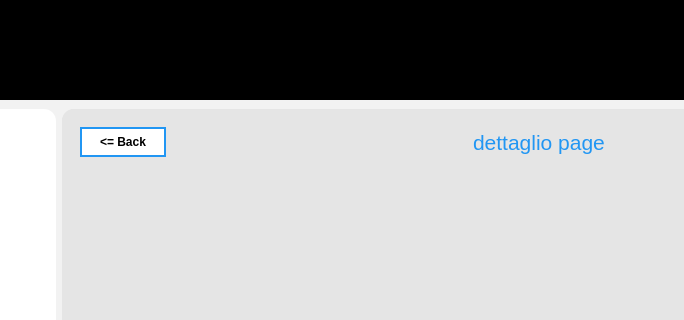
Before: the Qt Designer form ui/main_window.ui in Marcovale22/Gestione_pulizie, drawn with Qt 5; both pictures show x 368 to 1052 and y 0 to 320 of the 1500 by 754 pixel window.
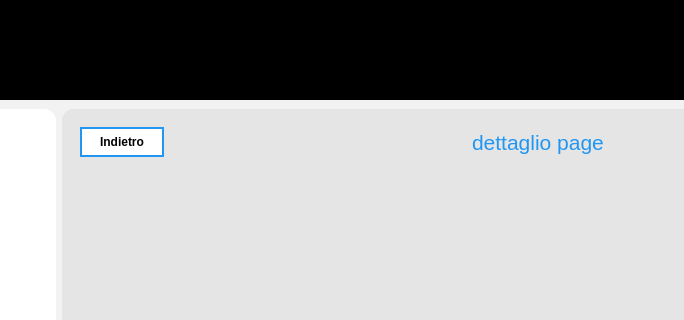
After: the same form once the commit is applied. The open tabs and pages were chosen to show the change. Custom widgets are drawn as their Qt base class.

```diff
--- a/ui/main_window.ui
+++ b/ui/main_window.ui
@@ -907,7 +907,7 @@
 }</string>
                 </property>
                 <property name="text">
-                 <string>&lt;= Back</string>
+                 <string>Indietro</string>
                 </property>
                </widget>
               </item>
```
Left out of the diff: 2 changed lines with no effect on the pictures.
